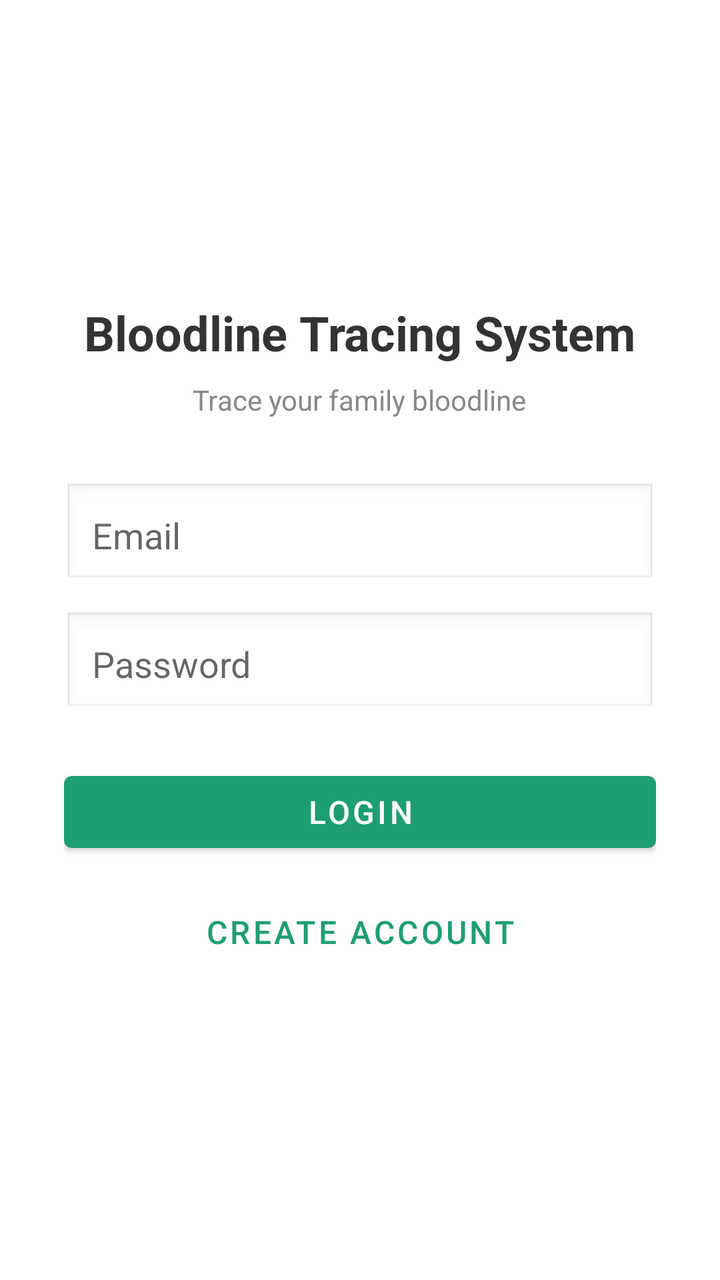
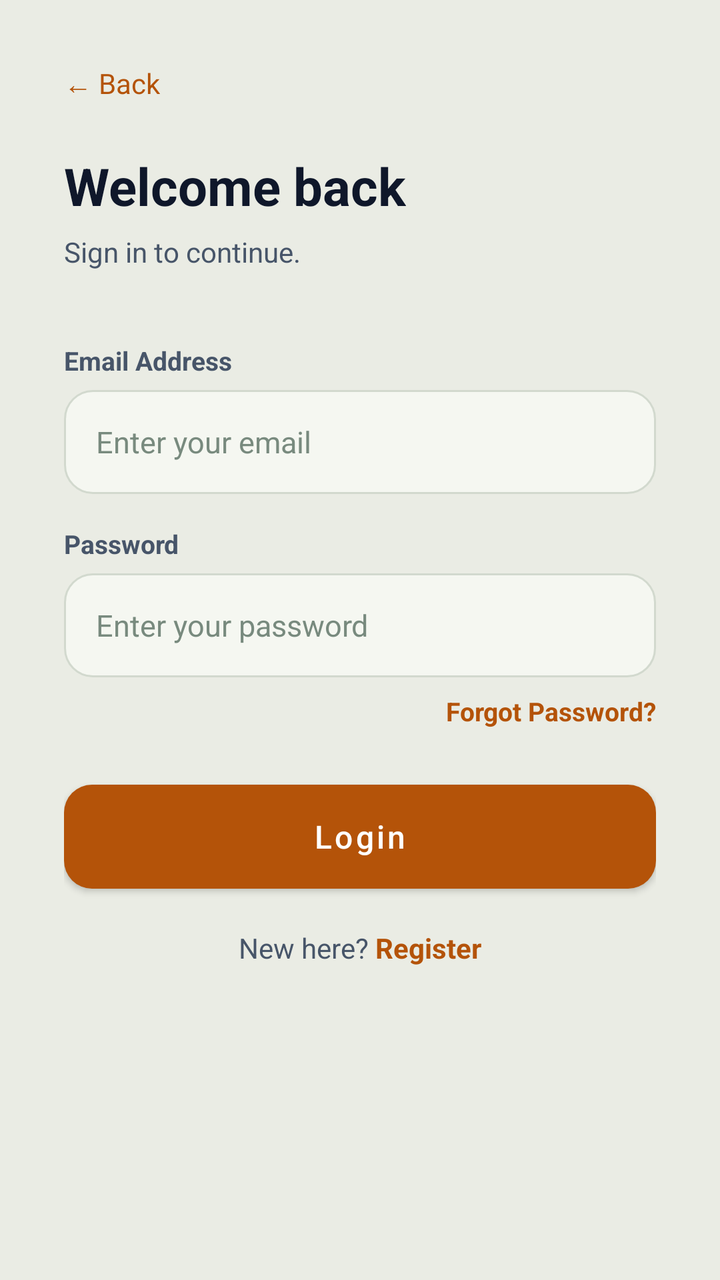

An Android layout rendered at two revisions. The XML below is the earlier revision; the diff shows what the commit changed to produce the second picture.
<!-- AndroidManifest.xml: application theme Theme.BTProject2 -->
<!-- res/layout/activity_login.xml -->
<?xml version="1.0" encoding="utf-8"?>
<LinearLayout xmlns:android="http://schemas.android.com/apk/res/android"
    android:layout_width="match_parent"
    android:layout_height="match_parent"
    android:orientation="vertical"
    android:gravity="center"
    android:padding="32dp"
    android:background="@android:color/white">

    <TextView
        android:layout_width="wrap_content"
        android:layout_height="wrap_content"
        android:text="Bloodline Tracing System"
        android:textSize="24sp"
        android:textStyle="bold"
        android:textColor="#333333"
        android:layout_marginBottom="8dp" />

    <TextView
        android:layout_width="wrap_content"
        android:layout_height="wrap_content"
        android:text="Trace your family bloodline"
        android:textSize="14sp"
        android:textColor="#888888"
        android:layout_marginBottom="32dp" />

    <EditText
        android:id="@+id/etEmail"
        android:layout_width="match_parent"
        android:layout_height="wrap_content"
        android:hint="Email"
        android:inputType="textEmailAddress"
        android:layout_marginBottom="12dp"
        android:padding="14dp"
        android:background="@android:drawable/edit_text" />

    <EditText
        android:id="@+id/etPassword"
        android:layout_width="match_parent"
        android:layout_height="wrap_content"
        android:hint="Password"
        android:inputType="textPassword"
        android:layout_marginBottom="24dp"
        android:padding="14dp"
        android:background="@android:drawable/edit_text" />

    <Button
        android:id="@+id/btnLogin"
        android:layout_width="match_parent"
        android:layout_height="wrap_content"
        android:text="Login"
        android:textSize="16sp"
        android:layout_marginBottom="12dp" />

    <Button
        android:id="@+id/btnRegister"
        android:layout_width="match_parent"
        android:layout_height="wrap_content"
        android:text="Create Account"
        android:textSize="16sp"
        style="?android:attr/buttonBarButtonStyle" />

</LinearLayout>
<!-- resources referenced by this layout -->
<resources>
  <style name="Theme.BTProject2" parent="Theme.MaterialComponents.Light.NoActionBar">
          <item name="colorPrimary">#1D9E75</item>
          <item name="colorPrimaryDark">#0F6E56</item>
          <item name="colorAccent">#FAC775</item>
          <item name="android:windowBackground">#FAFAF7</item>
          <item name="android:statusBarColor">#1D9E75</item>
          <item name="android:windowLightStatusBar">false</item>
      </style>
</resources>

<!-- the commit's change to res/layout/activity_login.xml (unified diff, before → after) -->
@@ -1,63 +1,146 @@
 <?xml version="1.0" encoding="utf-8"?>
-<LinearLayout xmlns:android="http://schemas.android.com/apk/res/android"
+<ScrollView xmlns:android="http://schemas.android.com/apk/res/android"
     android:layout_width="match_parent"
     android:layout_height="match_parent"
-    android:orientation="vertical"
-    android:gravity="center"
-    android:padding="32dp"
-    android:background="@android:color/white">
+    android:background="@color/background">
 
-    <TextView
-        android:layout_width="wrap_content"
-        android:layout_height="wrap_content"
-        android:text="Bloodline Tracing System"
-        android:textSize="24sp"
-        android:textStyle="bold"
-        android:textColor="#333333"
-        android:layout_marginBottom="8dp" />
-
-    <TextView
-        android:layout_width="wrap_content"
-        android:layout_height="wrap_content"
-        android:text="Trace your family bloodline"
-        android:textSize="14sp"
-        android:textColor="#888888"
-        android:layout_marginBottom="32dp" />
-
-    <EditText
-        android:id="@+id/etEmail"
+    <LinearLayout
         android:layout_width="match_parent"
         android:layout_height="wrap_content"
-        android:hint="Email"
-        android:inputType="textEmailAddress"
-        android:layout_marginBottom="12dp"
-        android:padding="14dp"
-        android:background="@android:drawable/edit_text" />
+        android:orientation="vertical"
+        android:padding="32dp"
+        android:paddingTop="60dp">
 
-    <EditText
-        android:id="@+id/etPassword"
-        android:layout_width="match_parent"
-        android:layout_height="wrap_content"
-        android:hint="Password"
-        android:inputType="textPassword"
-        android:layout_marginBottom="24dp"
-        android:padding="14dp"
-        android:background="@android:drawable/edit_text" />
+        
+        <TextView
+            android:id="@+id/btnBackToWelcome"
+            android:layout_width="wrap_content"
+            android:layout_height="wrap_content"
+            android:text="← Back"
+            android:textSize="14sp"
+            android:textColor="@color/primary"
+            android:layout_marginBottom="24dp"
+            android:clickable="true"
+            android:focusable="true" />
 
-    <Button
-        android:id="@+id/btnLogin"
-        android:layout_width="match_parent"
-        android:layout_height="wrap_content"
-        android:text="Login"
-        android:textSize="16sp"
-        android:layout_marginBottom="12dp" />
+        
+        <TextView
+            android:layout_width="wrap_content"
+            android:layout_height="wrap_content"
+            android:text="Welcome back"
+            android:textSize="26sp"
+            android:textStyle="bold"
+            android:textColor="@color/text_primary"
+            android:layout_marginBottom="6dp" />
 
-    <Button
-        android:id="@+id/btnRegister"
-        android:layout_width="match_parent"
-        android:layout_height="wrap_content"
-        android:text="Create Account"
-        android:textSize="16sp"
-        style="?android:attr/buttonBarButtonStyle" />
+        <TextView
+            android:layout_width="wrap_content"
+            android:layout_height="wrap_content"
+            android:text="Sign in to continue."
+            android:textSize="14sp"
+            android:textColor="@color/text_secondary"
+            android:layout_marginBottom="36dp" />
 
-</LinearLayout>
+        
+        <TextView
+            android:layout_width="wrap_content"
+            android:layout_height="wrap_content"
+            android:text="Email Address"
+            android:textSize="13sp"
+            android:textStyle="bold"
+            android:textColor="@color/text_secondary"
+            android:layout_marginBottom="6dp" />
+
+        <EditText
+            android:id="@+id/etEmail"
+            android:layout_width="match_parent"
+            android:layout_height="52dp"
+            android:hint="Enter your email"
+            android:inputType="textEmailAddress"
+            android:background="@drawable/input_bg_white"
+            android:paddingStart="16dp"
+            android:paddingEnd="16dp"
+            android:textSize="15sp"
+            android:textColor="@color/text_primary"
+            android:textColorHint="@color/text_hint"
+            android:layout_marginBottom="16dp" />
+
+        
+        <TextView
+            android:layout_width="wrap_content"
+            android:layout_height="wrap_content"
+            android:text="Password"
+            android:textSize="13sp"
+            android:textStyle="bold"
+            android:textColor="@color/text_secondary"
+            android:layout_marginBottom="6dp" />
+
+        <EditText
+            android:id="@+id/etPassword"
+            android:layout_width="match_parent"
+            android:layout_height="52dp"
+            android:hint="Enter your password"
+            android:inputType="textPassword"
+            android:background="@drawable/input_bg_white"
+            android:paddingStart="16dp"
+            android:paddingEnd="16dp"
+            android:textSize="15sp"
+            android:textColor="@color/text_primary"
+            android:textColorHint="@color/text_hint"
+            android:layout_marginBottom="8dp" />
+
+        
+        <TextView
+            android:id="@+id/btnForgotPassword"
+            android:layout_width="wrap_content"
+            android:layout_height="wrap_content"
+            android:text="Forgot Password?"
+            android:textSize="13sp"
+            android:textColor="@color/primary"
+            android:textStyle="bold"
+            android:layout_gravity="end"
+            android:layout_marginBottom="28dp"
+            android:clickable="true"
+            android:focusable="true" />
+
+        
+        <Button
+            android:id="@+id/btnLogin"
+            android:layout_width="match_parent"
+            android:layout_height="52dp"
+            android:text="Login"
+            android:textSize="16sp"
+            android:textColor="@color/white"
+            android:background="@drawable/btn_primary_bg"
+            android:textAllCaps="false"
+            android:layout_marginBottom="20dp" />
+
+        
+        <LinearLayout
+            android:layout_width="match_parent"
+            android:layout_height="wrap_content"
+            android:gravity="center"
+            android:orientation="horizontal"
+            android:layout_marginBottom="24dp">
+
+            <TextView
+                android:layout_width="wrap_content"
+                android:layout_height="wrap_content"
+                android:text="New here? "
+                android:textSize="14sp"
+                android:textColor="@color/text_secondary" />
+
+            <TextView
+                android:id="@+id/btnRegister"
+                android:layout_width="wrap_content"
+                android:layout_height="wrap_content"
+                android:text="Register"
+                android:textSize="14sp"
+                android:textStyle="bold"
+                android:textColor="@color/primary"
+                android:clickable="true"
+                android:focusable="true" />
+        </LinearLayout>
+
+    </LinearLayout>
+</ScrollView>
<!-- resource entries referenced after the edit -->
@@ -1,12 +1,38 @@
 <!-- resources referenced by this layout -->
 <resources>
-  <style name="Theme.BTProject2" parent="Theme.MaterialComponents.Light.NoActionBar">
-          <item name="colorPrimary">#1D9E75</item>
-          <item name="colorPrimaryDark">#0F6E56</item>
-          <item name="colorAccent">#FAC775</item>
-          <item name="android:windowBackground">#FAFAF7</item>
-          <item name="android:statusBarColor">#1D9E75</item>
-          <item name="android:windowLightStatusBar">false</item>
+  <color name="background">#EAECE4</color>
+  <color name="primary">#B45309</color>
+  <color name="text_hint">#788A7E</color>
+  <color name="text_primary">#0F172A</color>
+  <color name="text_secondary">#475569</color>
+  <color name="white">#FFFFFF</color>
+  <!-- drawable btn_primary_bg (drawable) -->
+  <?xml version="1.0" encoding="utf-8"?>
+  <shape xmlns:android="http://schemas.android.com/apk/res/android"
+      android:shape="rectangle">
+      <solid android:color="@color/gold_accent" />
+      <corners android:radius="14dp" />
+  </shape>
+  <!-- drawable input_bg_white (drawable) -->
+  <?xml version="1.0" encoding="utf-8"?>
+  <shape xmlns:android="http://schemas.android.com/apk/res/android"
+      android:shape="rectangle">
+      <solid android:color="@color/forest_card" />
+      <corners android:radius="14dp" />
+      <stroke android:width="1dp" android:color="@color/forest_card_border" />
+  </shape>
+  <style name="Theme.BTProject2" parent="Theme.MaterialComponents.DayNight.NoActionBar">
+          <item name="colorPrimary">@color/gold_accent</item>
+          <item name="colorPrimaryDark">@color/gold_accent_dark</item>
+          <item name="colorAccent">@color/gold_accent</item>
+          <item name="android:windowBackground">@color/forest_bg</item>
+          <item name="android:statusBarColor">@color/forest_bg</item>
+          <item name="android:windowLightStatusBar">true</item>
       </style>
+  <color name="gold_accent">#B45309</color>
+  <color name="forest_card">#F5F7F1</color>
+  <color name="forest_card_border">#D2D9CE</color>
+  <color name="gold_accent_dark">#78350F</color>
+  <color name="forest_bg">#EAECE4</color>
 </resources>
 
